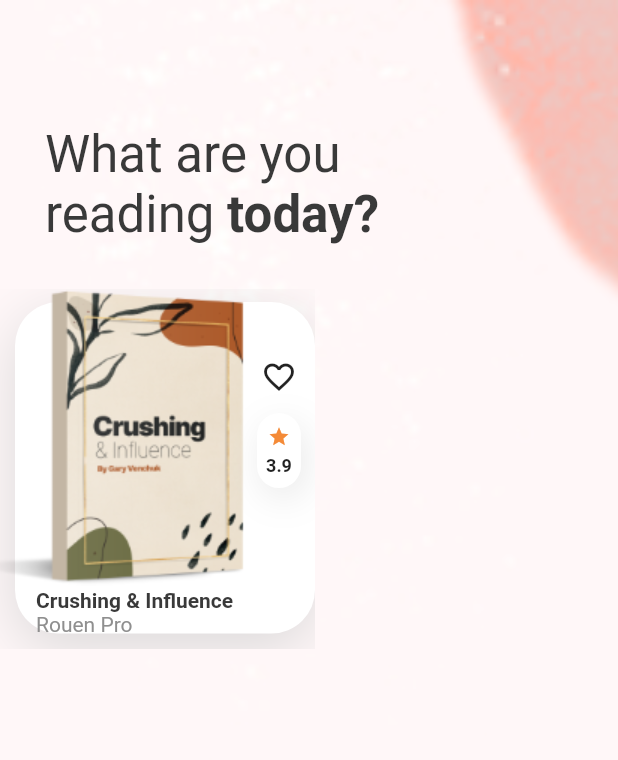
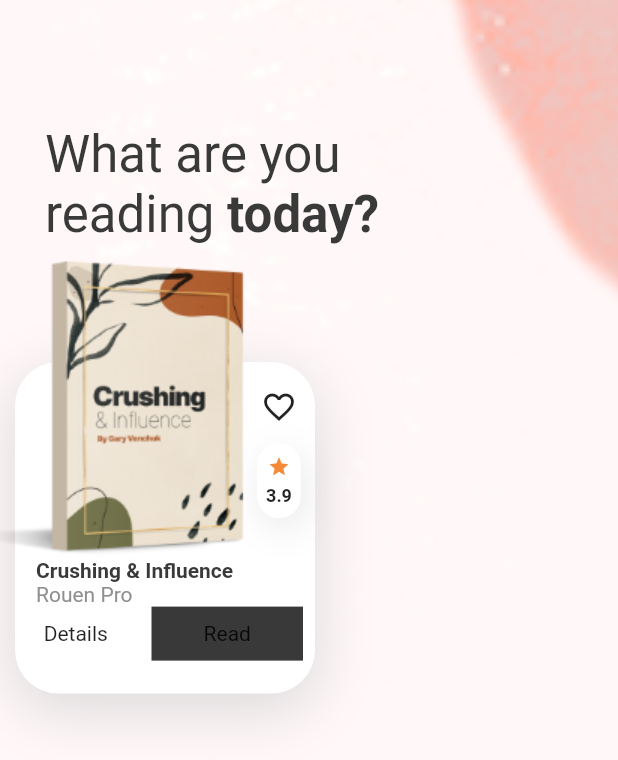
Before and after one commit to chamrouensann/eBoook-online, a Flutter app: the HomeScreen screen opened directly, on a phone screen of 412 x 824 dp. Shown: the top 760 px of the screen. Run offline on Flutter 3.47's test engine with Material 2 defaults, Android fonts, the phone set to English and light mode, and no system bars.

Commit message:
Adding detail and Read button

```diff
--- a/ebook_online_source_code/lib/screens/home_screen.dart
+++ b/ebook_online_source_code/lib/screens/home_screen.dart
@@ -36,9 +36,9 @@ class HomeScreen extends StatelessWidget {
                 ),
               ),
             ),
-            SizedBox(height: 30),
+            SizedBox(height: 10),
             Container(
-              height: 240,
+              height: 300,
               width: 210,
               child: Stack(
                 children: <Widget>[
@@ -63,7 +63,7 @@ class HomeScreen extends StatelessWidget {
                   ),
                   Image.asset("assets/images/book-1.png"),
                   Positioned(
-                    top: 35,
+                    top: 75,
                     right: 0,
                     child: Column(
                       children: <Widget>[
@@ -103,6 +103,26 @@ class HomeScreen extends StatelessWidget {
                                 ],
                               ),
                             ),
+                          ),
+                          Row(
+                            children: <Widget>[
+                              Container(
+                                width: 101,
+                                padding: EdgeInsets.symmetric(vertical: 10),
+                                alignment: Alignment.center,
+                                child: Text("Details"),
+                              ),
+                              Expanded(
+                                child: Container(
+                                  alignment: Alignment.center,
+                                  padding: EdgeInsets.symmetric(vertical: 10),
+                                  decoration: BoxDecoration(
+                                    color: kBlackColor,
+                                  ),
+                                  child: Text("Read"),
+                                ),
+                              )
+                            ],
                           )
                         ],
                       ),
```
